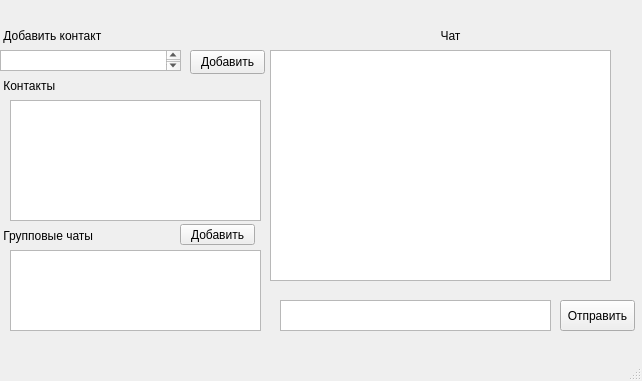
First picture: the form in Cleint/client/client.ui, repository Prophet35208/Messenger, before the edit.
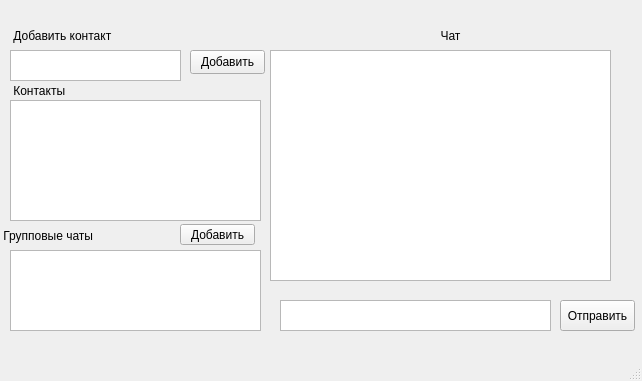
Second picture: the form after the edit.

```diff
--- a/Cleint/client/client.ui
+++ b/Cleint/client/client.ui
@@ -17,7 +17,7 @@
    <widget class="QLabel" name="label_add_contact">
     <property name="geometry">
      <rect>
-      <x>0</x>
+      <x>10</x>
       <y>20</y>
       <width>141</width>
       <height>31</height>
@@ -30,10 +30,10 @@
    <widget class="QLabel" name="label_2">
     <property name="geometry">
      <rect>
-      <x>0</x>
-      <y>70</y>
+      <x>10</x>
+      <y>80</y>
       <width>141</width>
-      <height>31</height>
+      <height>21</height>
      </rect>
     </property>
     <property name="text">
@@ -98,10 +98,10 @@
    <widget class="QTextEdit" name="textEdit_contact">
     <property name="geometry">
      <rect>
-      <x>0</x>
+      <x>10</x>
       <y>50</y>
-      <width>181</width>
-      <height>21</height>
+      <width>171</width>
+      <height>31</height>
      </rect>
     </property>
    </widget>
```
